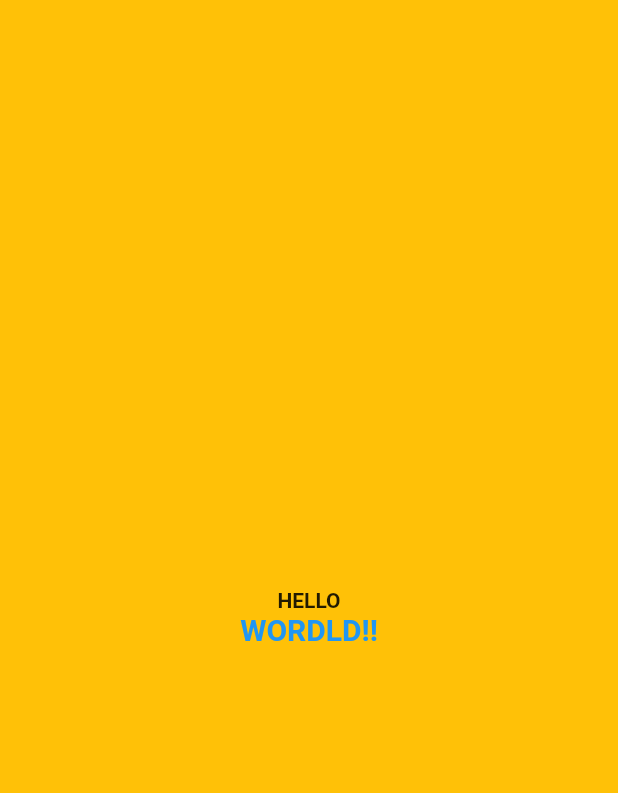
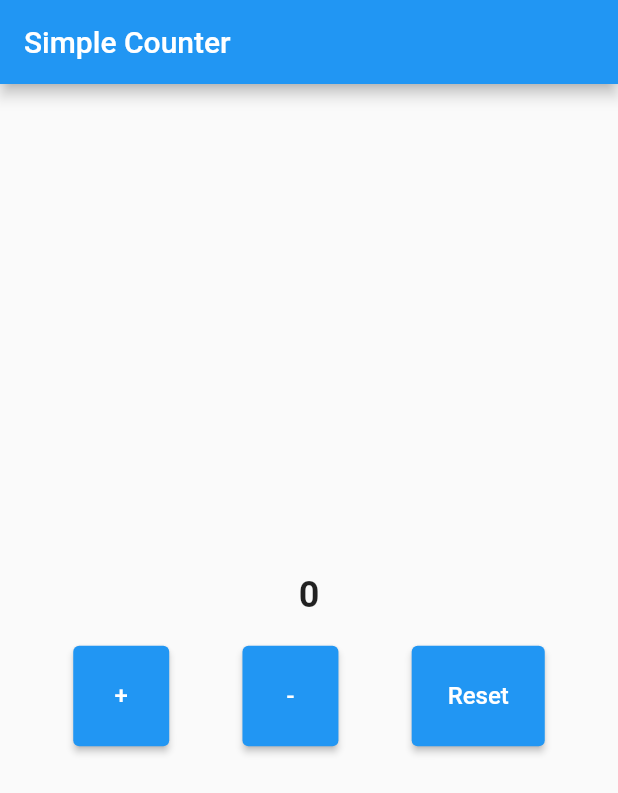
Before and after one commit to FahrendraKhoirul/MyApp_PraktikumMobile, a Flutter app: the screen it shows after launch, on a phone screen of 412 x 824 dp. Shown: the top 793 px of the screen. Run offline on Flutter 3.47's test engine with Material 2 defaults, Android fonts, the phone set to English and light mode, and no system bars.

Commit message:
Pertemuan Prak Mobile
- menambah simpleCounter
- update banyak sampe lupa

```diff
--- a/lib/main.dart
+++ b/lib/main.dart
@@ -1,10 +1,10 @@
 import 'dart:math';
 
 import 'package:flutter/material.dart';
-import 'package:myapp_prakmobile/sekolahbeta.dart';
+import 'package:myapp_prakmobile/simpleCounter.dart';
 
 void main() {
-  runApp(SekolahBeta());
+  runApp(MyApp());
 }
 
 class MyApp extends StatelessWidget {
@@ -16,7 +16,7 @@ class MyApp extends StatelessWidget {
       theme: ThemeData(
         primarySwatch: Colors.blue,
       ),
-      home: MyHomePage(title: 'Flutter Demo Home Page'),
+      home: SimpleCounter(),
     );
   }
 }
--- /dev/null
+++ b/lib/simpleCounter.dart
@@ -0,0 +1,144 @@
+import 'package:flutter/material.dart';
+
+class SimpleCounter extends StatefulWidget {
+  const SimpleCounter({Key? key}) : super(key: key);
+
+  @override
+  State<SimpleCounter> createState() => _SimpleCounterState();
+}
+
+class _SimpleCounterState extends State<SimpleCounter>
+    with WidgetsBindingObserver {
+  int _counter = 0;
+
+  @override
+  Widget build(BuildContext context) {
+    return Scaffold(
+      appBar: AppBar(
+        title: Text("Simple Counter"),
+      ),
+      body: Column(
+        mainAxisAlignment: MainAxisAlignment.center,
+        children: [
+          Text(
+            "$_counter",
+            style: TextStyle(fontSize: 24, fontWeight: FontWeight.bold),
+          ),
+          SizedBox(
+            height: 20,
+          ),
+          Row(
+            mainAxisAlignment: MainAxisAlignment.spaceEvenly,
+            children: [
+              ElevatedButton(
+                style: ButtonStyle(
+                    padding: MaterialStateProperty.all(EdgeInsets.all(24))),
+                onPressed: () {
+                  setState(() {
+                    increment();
+                  });
+                },
+                child: Text(
+                  "+",
+                  style: TextStyle(fontSize: 16),
+                ),
+              ),
+              ElevatedButton(
+                style: ButtonStyle(
+                    padding: MaterialStateProperty.all(EdgeInsets.all(24))),
+                onPressed: () {
+                  setState(() {
+                    decrement();
+                  });
+                },
+                child: Text(
+                  "-",
+                  style: TextStyle(fontSize: 16),
+                ),
+              ),
+              ElevatedButton(
+                style: ButtonStyle(
+                    padding: MaterialStateProperty.all(EdgeInsets.all(24))),
+                onPressed: () {
+                  setState(() {
+                    resetCounter();
+                  });
+                },
+                child: Text(
+                  "Reset",
+                  style: TextStyle(fontSize: 16),
+                ),
+              ),
+            ],
+          )
+        ],
+      ),
+    );
+  }
+
+  @override
+  void didChangeAppLifecycleState(AppLifecycleState state) {
+    switch (state) {
+      case AppLifecycleState.inactive:
+        print(state);
+        setState(() {
+          _counter = 10;
+          print(_counter);
+        });
+        break;
+      case AppLifecycleState.paused:
+        print(state);
+
+        setState(() {
+          _counter = 20;
+          print(_counter);
+        });
+        break;
+      case AppLifecycleState.resumed:
+        print(state);
+        setState(() {
+          _counter = 30;
+          print(_counter);
+        });
+        break;
+      case AppLifecycleState.detached:
+        print(state);
+        setState(() {
+          _counter = 40;
+          print(_counter);
+        });
+        break;
+      default:
+    }
+  }
+
+  @override
+  void initState() {
+    super.initState();
+    WidgetsBinding.instance!.addObserver(this);
+  }
+
+  @override
+  void dispose() {
+    WidgetsBinding.instance!.removeObserver(this);
+    super.dispose();
+  }
+
+  void increment() {
+    setState(() {
+      _counter++;
+    });
+  }
+
+  void decrement() {
+    setState(() {
+      _counter--;
+    });
+  }
+
+  void resetCounter() {
+    setState(() {
+      _counter = 0;
+    });
+  }
+}
```
Also changed, not shown: lib/loginScreen.dart (added, +60 -0 lines), lib/scrollViewScreen.dart (added, +56 -0 lines), lib/loginScreen2.dart (added).
